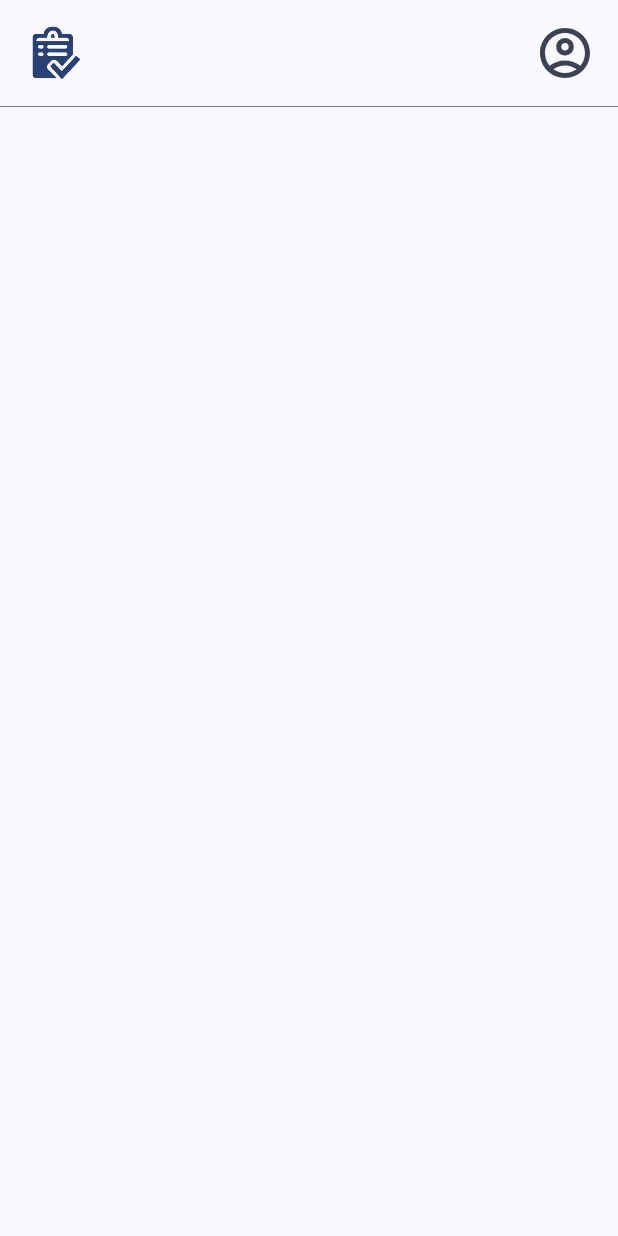
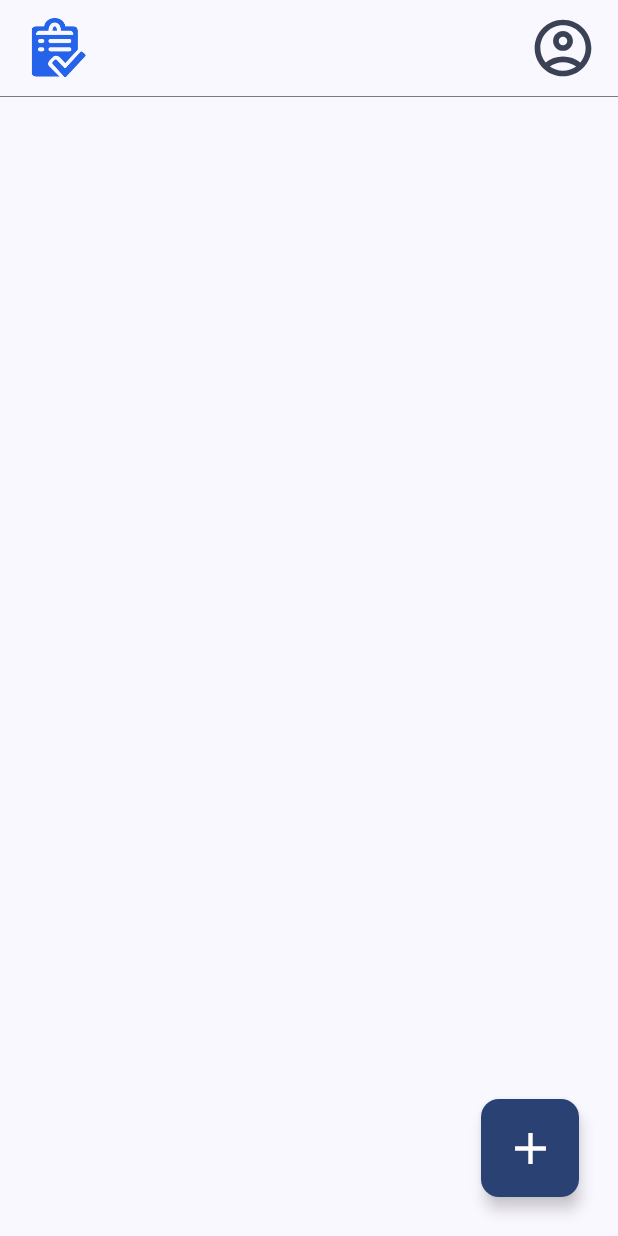
Before and after one commit to jetpack-compose-practice/todo-app, an Android app built with Jetpack Compose: the MainActivity screen opened directly, with no data from a screen before it, on a phone screen of 412 x 824 dp. Run offline under Robolectric (Android 15) with nearby library versions, the phone set to English and light mode, and no system bars.

Commit message:
scaffold used correctly

```diff
--- a/app/src/main/java/com/piyushprajpti/todo_app/HomeScreen.kt
+++ b/app/src/main/java/com/piyushprajpti/todo_app/HomeScreen.kt
@@ -1,29 +1,35 @@
 package com.piyushprajpti.todo_app
 
-import android.graphics.Paint.Align
+import android.annotation.SuppressLint
 import androidx.compose.foundation.background
-import androidx.compose.foundation.layout.fillMaxSize
-import androidx.compose.foundation.lazy.LazyColumn
-import androidx.compose.foundation.rememberScrollState
-import androidx.compose.material3.MaterialTheme
+import androidx.compose.foundation.layout.ExperimentalLayoutApi
+import androidx.compose.foundation.layout.consumeWindowInsets
+import androidx.compose.foundation.layout.consumedWindowInsets
+import androidx.compose.foundation.layout.padding
+import androidx.compose.material3.Divider
+import androidx.compose.material3.FabPosition
+import androidx.compose.material3.Scaffold
+import androidx.compose.material3.Text
 import androidx.compose.runtime.Composable
 import androidx.compose.ui.Modifier
-import androidx.compose.ui.layout.onGloballyPositioned
+import androidx.compose.ui.graphics.Color
 import androidx.compose.ui.res.painterResource
 import androidx.compose.ui.tooling.preview.Preview
+import androidx.compose.ui.unit.dp
 import com.piyushprajpti.todo_app.components.AddNoteButton
 import com.piyushprajpti.todo_app.components.TopBar
 
 @Preview
 @Composable
 fun HomeScreen() {
-    LazyColumn(
-        modifier = Modifier
-            .fillMaxSize()
-            .background(MaterialTheme.colorScheme.background)
-    ) {
-        item {
-            TopBar(image = painterResource(id = R.drawable.logo)) {}
-        }
+    Scaffold(
+        topBar = { TopBar(image = painterResource(id = R.drawable.logo)) {} },
+
+        floatingActionButton = { AddNoteButton() },
+
+        floatingActionButtonPosition = FabPosition.End,
+        modifier = Modifier.background(Color.Green)
+    ) { paddingValue ->
+        Divider(thickness = .5.dp, modifier = Modifier.padding(paddingValue))
     }
 }
--- a/app/src/main/java/com/piyushprajpti/todo_app/MainActivity.kt
+++ b/app/src/main/java/com/piyushprajpti/todo_app/MainActivity.kt
@@ -21,7 +21,13 @@ class MainActivity : ComponentActivity() {
         super.onCreate(savedInstanceState)
         setContent {
             TodoappTheme {
-                HomeScreen()
+                Surface(
+                    modifier = Modifier
+                        .fillMaxSize()
+                        .background(MaterialTheme.colorScheme.background)
+                ) {
+                    HomeScreen()
+                }
             }
         }
     }
--- /dev/null
+++ b/app/src/main/java/com/piyushprajpti/todo_app/components/AddNoteButton.kt
@@ -0,0 +1,62 @@
+package com.piyushprajpti.todo_app.components
+
+import androidx.compose.foundation.background
+import androidx.compose.foundation.clickable
+import androidx.compose.foundation.layout.Box
+import androidx.compose.foundation.layout.padding
+import androidx.compose.foundation.layout.size
+import androidx.compose.foundation.shape.RoundedCornerShape
+import androidx.compose.material.icons.Icons
+import androidx.compose.material.icons.filled.Add
+import androidx.compose.material3.FloatingActionButton
+import androidx.compose.material3.FloatingActionButtonElevation
+import androidx.compose.material3.Icon
+import androidx.compose.material3.MaterialTheme
+import androidx.compose.runtime.Composable
+import androidx.compose.ui.Alignment
+import androidx.compose.ui.Modifier
+import androidx.compose.ui.draw.clip
+import androidx.compose.ui.graphics.Color
+import androidx.compose.ui.unit.dp
+import androidx.compose.ui.unit.sp
+
+@Composable
+fun AddNoteButton(
+    modifier: Modifier = Modifier
+) {
+//    Box(
+//        contentAlignment = Alignment.Center,
+//        modifier = modifier
+//            .clickable { }
+//            .clip(RoundedCornerShape(10.dp))
+//            .background(Color(0xFF2563EB), RoundedCornerShape(10.dp))
+//            .padding(15.dp)
+//    ) {
+//        Icon(
+//            imageVector = Icons.Default.Add,
+//            contentDescription = "Add note",
+////            tint = Color.Black,
+//            modifier = Modifier.size(30.dp)
+//        )
+//
+//    }
+
+    FloatingActionButton(
+        onClick = { /*TODO*/ },
+        modifier = Modifier
+        .padding(10.dp)
+            .size(65.dp),
+        shape = RoundedCornerShape(12.dp),
+        containerColor = MaterialTheme.colorScheme.primary,
+        content = {
+            Icon(
+                imageVector = Icons.Default.Add,
+                contentDescription = "Add note",
+                modifier = Modifier
+                    .size(35.dp)
+            )
+        }
+    )
+
+
+}
--- a/app/src/main/java/com/piyushprajpti/todo_app/components/TopBar.kt
+++ b/app/src/main/java/com/piyushprajpti/todo_app/components/TopBar.kt
@@ -1,10 +1,8 @@
 package com.piyushprajpti.todo_app.components
 
-import androidx.compose.foundation.Image
 import androidx.compose.foundation.border
 import androidx.compose.foundation.clickable
 import androidx.compose.foundation.layout.Arrangement
-import androidx.compose.foundation.layout.Column
 import androidx.compose.foundation.layout.Row
 import androidx.compose.foundation.layout.fillMaxWidth
 import androidx.compose.foundation.layout.padding
@@ -12,60 +10,49 @@ import androidx.compose.foundation.layout.size
 import androidx.compose.material.icons.Icons
 import androidx.compose.material.icons.outlined.AccountCircle
 import androidx.compose.material3.Divider
+import androidx.compose.material3.ExperimentalMaterial3Api
 import androidx.compose.material3.Icon
 import androidx.compose.material3.MaterialTheme
+import androidx.compose.material3.TopAppBar
 import androidx.compose.runtime.Composable
 import androidx.compose.ui.Alignment
 import androidx.compose.ui.Modifier
-import androidx.compose.ui.draw.shadow
 import androidx.compose.ui.graphics.Color
-import androidx.compose.ui.graphics.Color.Companion.Green
-import androidx.compose.ui.graphics.Color.Companion.White
-import androidx.compose.ui.graphics.RectangleShape
 import androidx.compose.ui.graphics.painter.Painter
 import androidx.compose.ui.res.painterResource
 import androidx.compose.ui.tooling.preview.Preview
 import androidx.compose.ui.unit.dp
 import com.piyushprajpti.todo_app.R
 
+@OptIn(ExperimentalMaterial3Api::class)
 @Composable
 fun TopBar(
     image: Painter,
     accountClick: () -> Unit
 ) {
-    Row(
-        verticalAlignment = Alignment.CenterVertically,
-        horizontalArrangement = Arrangement.SpaceBetween,
-        modifier = Modifier
-            .fillMaxWidth()
-            .padding(15.dp)
-    ) {
-
+    TopAppBar(
+        navigationIcon = {
             Icon(
                 painter = image,
                 contentDescription = "logo",
-            tint = MaterialTheme.colorScheme.primary,
+                tint = Color(0xFF2563EB),
                 modifier = Modifier
-                .size(40.dp)
+                    .size(45.dp)
+            )
+        },
+        title = {
 
-        )
-
+        },
+        actions = {
             Icon(
                 imageVector = Icons.Outlined.AccountCircle,
                 contentDescription = "Account",
                 tint = MaterialTheme.colorScheme.secondary,
                 modifier = Modifier
                     .clickable { accountClick() }
-                .size(40.dp)
+                    .size(45.dp)
+            )
+        },
+        modifier = Modifier.padding(horizontal = 10.dp)
     )
 }
-    Divider(thickness = 0.5.dp)
-}
-
-@Preview(showBackground = true)
-@Composable
-fun Preview() {
-    TopBar(image = painterResource(id = R.drawable.logo)) {
-
-    }
-}
--- a/app/src/main/java/com/piyushprajpti/todo_app/ui/theme/Color.kt
+++ b/app/src/main/java/com/piyushprajpti/todo_app/ui/theme/Color.kt
@@ -2,10 +2,4 @@ package com.piyushprajpti.todo_app.ui.theme
 
 import androidx.compose.ui.graphics.Color
 
-val Purple80 = Color(0xFFD0BCFF)
-val PurpleGrey80 = Color(0xFFCCC2DC)
-val Pink80 = Color(0xFFEFB8C8)
-
-val Purple40 = Color(0xFF6650a4)
-val PurpleGrey40 = Color(0xFF625b71)
-val Pink40 = Color(0xFF7D5260)
+val TextGray = Color(0xFF9CA3AF)
--- a/app/src/main/java/com/piyushprajpti/todo_app/ui/theme/Theme.kt
+++ b/app/src/main/java/com/piyushprajpti/todo_app/ui/theme/Theme.kt
@@ -20,7 +20,7 @@ private val DarkColorScheme = darkColorScheme(
     primary = Color(0xFF2563EB),
     onPrimary = Color(0xFF457AED),
     secondary = Color(0xFF374151),
-    tertiary = Color(0xFF9CA3AF),
+    tertiary = Color.White,
     background = Color(0xFF131313)
 )
 
@@ -28,7 +28,6 @@ private val LightColorScheme = lightColorScheme(
     primary = Color(0xFF2563EB),
     onPrimary = Color(0xFF457AED),
     secondary = Color(0xFFF2F2F2),
-    tertiary = Color(0xFF9CA3AF),
     background = Color(0xFFF2F2F2)
 )
 
```
Lines whose indentation alone changed are shown as unchanged.
